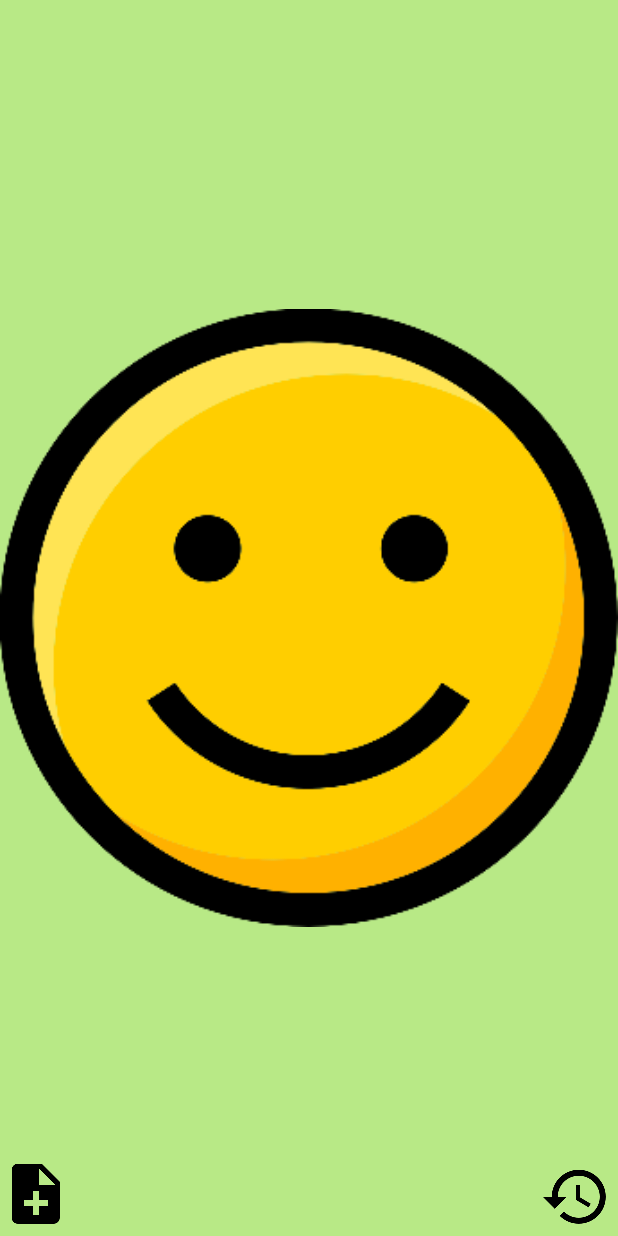
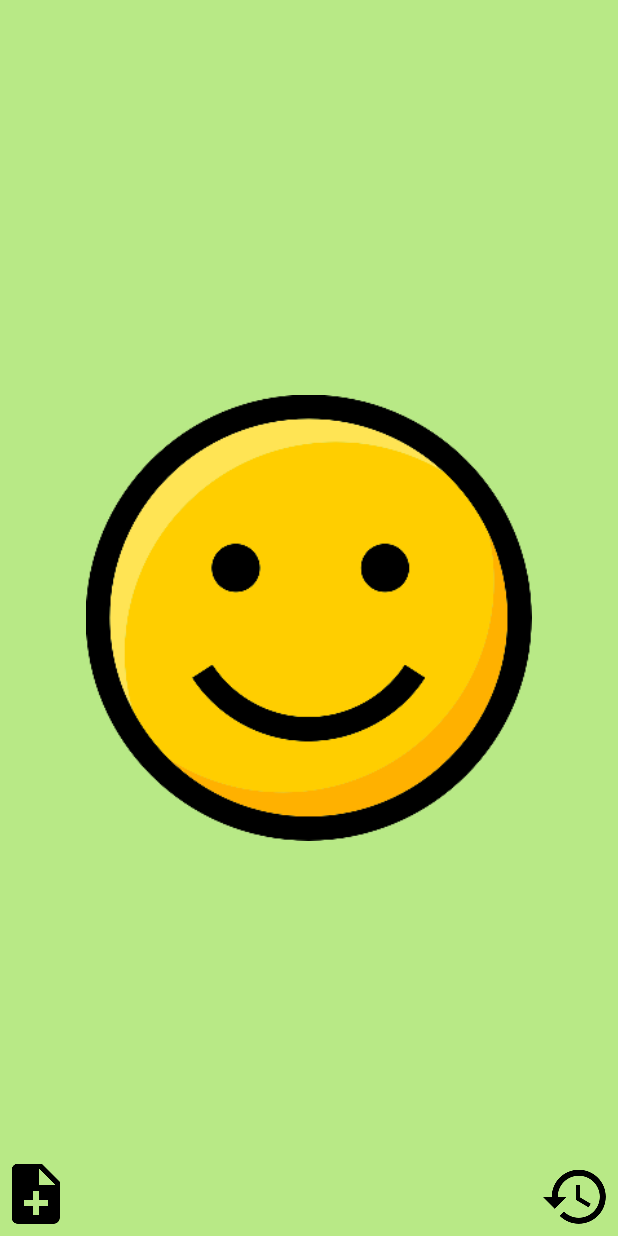
Before and after one commit to Seb77410/Project-3-Moods-app, an Android app: the screen it shows after launch (MainActivity), on a phone screen of 412 x 824 dp. Run offline under Robolectric (Android 15) with nearby library versions, the phone set to English and light mode, and no system bars.

Commit message:
Clean code

```diff
--- a/app/build.gradle
+++ b/app/build.gradle
@@ -21,8 +21,8 @@ android {
 dependencies {
     implementation fileTree(dir: 'libs', include: ['*.jar'])
     implementation 'com.android.support:appcompat-v7:28.0.0'
-    implementation 'com.android.support.constraint:constraint-layout:1.1.3'
-    implementation 'com.google.code.gson:gson:2.8.2'
+    implementation 'com.android.support.constraint:constraint-layout:2.0.4'
+    implementation 'com.google.code.gson:gson:2.8.6'
     testImplementation 'junit:junit:4.12'
     androidTestImplementation 'com.android.support.test:runner:1.0.2'
     androidTestImplementation 'com.android.support.test.espresso:espresso-core:3.0.2'
--- a/app/src/main/res/layout/activity_main.xml
+++ b/app/src/main/res/layout/activity_main.xml
@@ -20,55 +20,103 @@
         android:outAnimation="@android:anim/fade_out"
         >
 
+        <android.support.constraint.ConstraintLayout
+            android:layout_width="match_parent"
+            android:layout_height="match_parent"
+            android:background="@color/banana_yellow"
+            >
             <ImageView
                 android:id="@+id/smileySuperHappyView"
+                android:layout_width="297dp"
+                android:layout_height="557dp"
+                android:adjustViewBounds="true"
+                android:src="@mipmap/smiley_super_happy"
+                app:layout_constraintBottom_toBottomOf="parent"
+                app:layout_constraintEnd_toEndOf="parent"
+                app:layout_constraintStart_toStartOf="parent"
+                app:layout_constraintTop_toTopOf="parent"
+                tools:ignore="ContentDescription" />
+        </android.support.constraint.ConstraintLayout>
+
+
+        <android.support.constraint.ConstraintLayout
             android:layout_width="match_parent"
             android:layout_height="match_parent"
+            android:background="@color/light_sage"
+            >
+            <ImageView
+                android:id="@+id/smileyHappyView"
+                android:layout_width="297dp"
+                android:layout_height="557dp"
                 android:adjustViewBounds="true"
-            android:background="@color/banana_yellow"
-            android:src="@mipmap/smiley_super_happy"
+                android:src="@mipmap/smiley_happy"
+                app:layout_constraintBottom_toBottomOf="parent"
+                app:layout_constraintEnd_toEndOf="parent"
+                app:layout_constraintStart_toStartOf="parent"
+                app:layout_constraintTop_toTopOf="parent"
                 tools:ignore="ContentDescription"
                 />
+        </android.support.constraint.ConstraintLayout>
 
-        <ImageView
-            android:id="@+id/smileyHappyView"
+
+        <android.support.constraint.ConstraintLayout
             android:layout_width="match_parent"
             android:layout_height="match_parent"
+            android:background="@color/cornflower_blue_65"
+            >
+            <ImageView
+                android:id="@+id/smileyNormalView"
+                android:layout_width="297dp"
+                android:layout_height="557dp"
+                android:src="@mipmap/smiley_normal"
                 android:adjustViewBounds="true"
-            android:background="@color/light_sage"
-            android:src="@mipmap/smiley_happy"
+                app:layout_constraintBottom_toBottomOf="parent"
+                app:layout_constraintEnd_toEndOf="parent"
+                app:layout_constraintStart_toStartOf="parent"
+                app:layout_constraintTop_toTopOf="parent"
                 tools:ignore="ContentDescription"
                 />
+        </android.support.constraint.ConstraintLayout>
 
-        <ImageView
-            android:id="@+id/smileyNormalView"
+
+        <android.support.constraint.ConstraintLayout
             android:layout_width="match_parent"
             android:layout_height="match_parent"
-            android:src="@mipmap/smiley_normal"
-            android:background="@color/cornflower_blue_65"
+            android:background="@color/warm_grey"
+            >
+            <ImageView
+                android:id="@+id/smileyDisapointedView"
+                android:layout_width="297dp"
+                android:layout_height="557dp"
+                android:src="@mipmap/smiley_disappointed"
                 android:adjustViewBounds="true"
+                app:layout_constraintBottom_toBottomOf="parent"
+                app:layout_constraintEnd_toEndOf="parent"
+                app:layout_constraintStart_toStartOf="parent"
+                app:layout_constraintTop_toTopOf="parent"
                 tools:ignore="ContentDescription"
                 />
+        </android.support.constraint.ConstraintLayout>
 
-        <ImageView
-            android:id="@+id/smileyDisapointedView"
+
+        <android.support.constraint.ConstraintLayout
             android:layout_width="match_parent"
             android:layout_height="match_parent"
-            android:src="@mipmap/smiley_disappointed"
-            android:background="@color/warm_grey"
+            android:background="@color/faded_red"
+            >
+            <ImageView
+                android:id="@+id/smileySadView"
+                android:layout_width="297dp"
+                android:layout_height="557dp"
+                android:src="@mipmap/smiley_sad"
                 android:adjustViewBounds="true"
+                app:layout_constraintBottom_toBottomOf="parent"
+                app:layout_constraintEnd_toEndOf="parent"
+                app:layout_constraintStart_toStartOf="parent"
+                app:layout_constraintTop_toTopOf="parent"
                 tools:ignore="ContentDescription"
                 />
-
-        <ImageView
-            android:id="@+id/smileySadView"
-            android:layout_width="match_parent"
-            android:layout_height="match_parent"
-            android:src="@mipmap/smiley_sad"
-            android:background="@color/faded_red"
-            android:adjustViewBounds="true"
-            tools:ignore="ContentDescription"
-            />
+        </android.support.constraint.ConstraintLayout>
 
     </ViewFlipper>
 
@@ -77,7 +125,6 @@
         android:id="@+id/historyButton"
         android:layout_width="wrap_content"
         android:layout_height="wrap_content"
-        android:layout_marginRight="8dp"
         android:layout_marginBottom="8dp"
         android:background="@color/trans"
         android:src="@mipmap/ic_history_black"
@@ -90,7 +137,6 @@
         android:id="@+id/commentsButton"
         android:layout_width="wrap_content"
         android:layout_height="wrap_content"
-        android:layout_marginLeft="8dp"
         android:layout_marginBottom="8dp"
         android:background="@color/trans"
         android:src="@mipmap/ic_note_add_black"
--- a/build.gradle
+++ b/build.gradle
@@ -7,7 +7,7 @@ buildscript {
         jcenter()
     }
     dependencies {
-        classpath 'com.android.tools.build:gradle:3.2.1'
+        classpath 'com.android.tools.build:gradle:4.0.0'
 
 
         // NOTE: Do not place your application dependencies here; they belong
```
Also changed, not shown: app/src/main/java/com/application/sb/moodtacker/controller/HistoryActivity.java (+7 -7 lines), app/src/main/java/com/application/sb/moodtacker/controller/MainActivity.java (+5 -5 lines), app/src/main/java/com/application/sb/moodtacker/tool/Constantes.java (deleted, +0 -22 lines), app/src/main/java/com/application/sb/moodtacker/tool/Constants.java (added, +22 -0 lines), app/src/main/res/drawable/Screenshot_1614873092.png (added), gradle/wrapper/gradle-wrapper.properties. Lines whose indentation alone changed are shown as unchanged.
